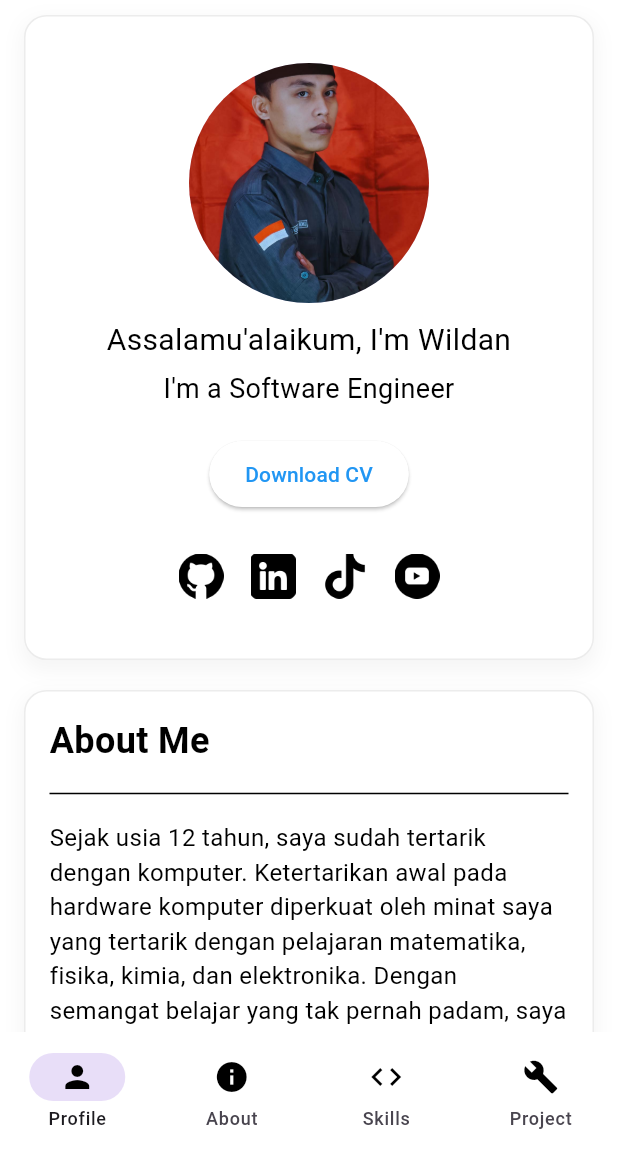
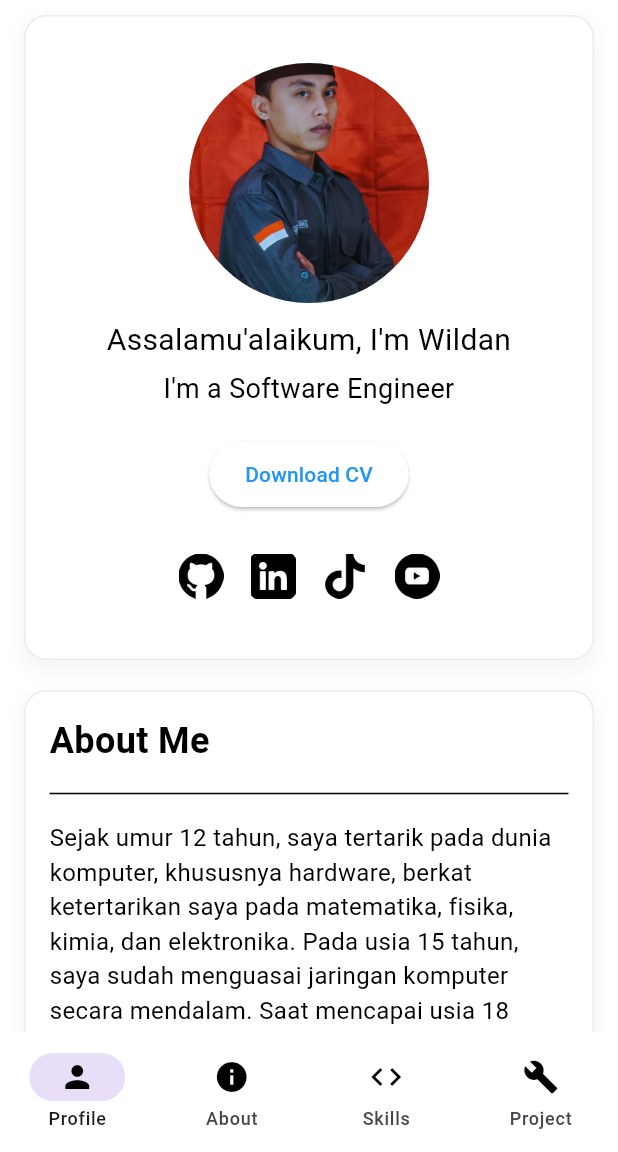
Before and after one commit to programmernusantara/pronus, a Flutter app: the screen it shows after launch, on a phone screen of 412 x 824 dp, the part 84-1236 px from its top. Run offline on Flutter 3.47's test engine with Material 3 defaults, Android fonts, the phone set to English and light mode, and no system bars; our stand-ins replace google_fonts.

Commit message:
first commit

```diff
--- a/lib/src/screens/about.dart
+++ b/lib/src/screens/about.dart
@@ -23,7 +23,7 @@ class About extends StatelessWidget {
           Divider(color: Colors.black),
           SizedBox(height: 10),
           Text(
-            'Sejak usia 12 tahun, saya sudah tertarik dengan komputer. Ketertarikan awal pada hardware komputer diperkuat oleh minat saya yang tertarik dengan pelajaran matematika, fisika, kimia, dan elektronika. Dengan semangat belajar yang tak pernah padam, saya berhasil memahami jaringan komputer secara menyeluruh di usia 15 tahun. Pada usia 18 tahun, saya merambah dunia pemrograman, mempelajari pengembangan perangkat lunak dari sisi client dan server. Kini, di usia 19 tahun, saya fokus pada pengembangan perangkat lunak dengan tekad kuat untuk terus berinovasi dan memberikan kontribusi terbaik. Saya percaya bahwa perjalanan ini baru permulaan, dan saya bersemangat untuk melihat sejauh mana saya bisa melangkah dalam industri teknologi.',
+            'Sejak umur 12 tahun, saya tertarik pada dunia komputer, khususnya hardware, berkat ketertarikan saya pada matematika, fisika, kimia, dan elektronika. Pada usia 15 tahun, saya sudah menguasai jaringan komputer secara mendalam. Saat mencapai usia 18 tahun, saya mulai menjelajahi dunia pemrograman, mempelajari pengembangan perangkat lunak dari sisi client dan server. Sekarang, di usia 19 tahun, saya berfokus pada pengembangan perangkat lunak, Saya percaya ini adalah awal yang menjanjikan, dan saya penuh semangat untuk terus tumbuh dan berkembang dalam industri teknologi.',
             style: TextStyle(
               fontSize: 16,
               color: Colors.black,
```
